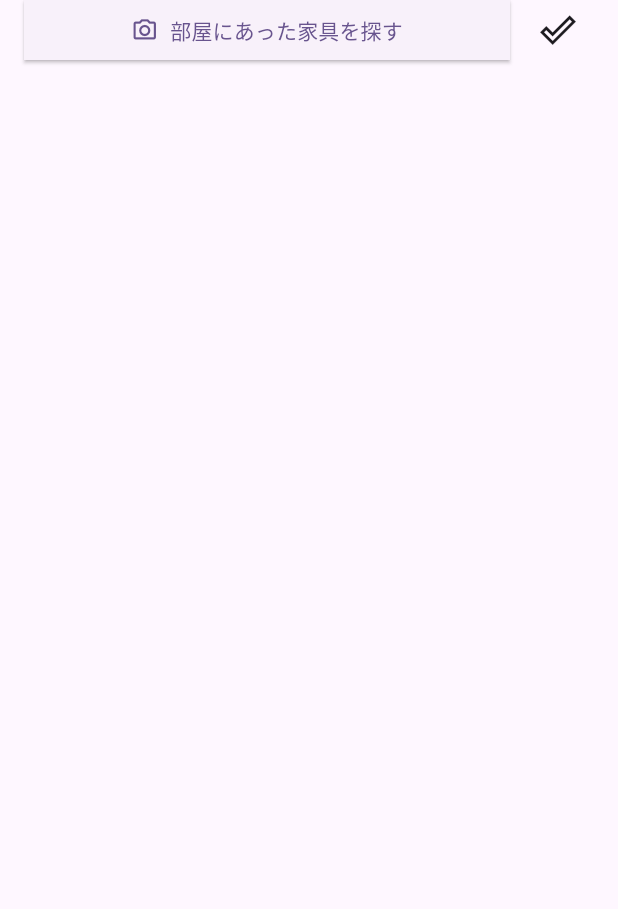
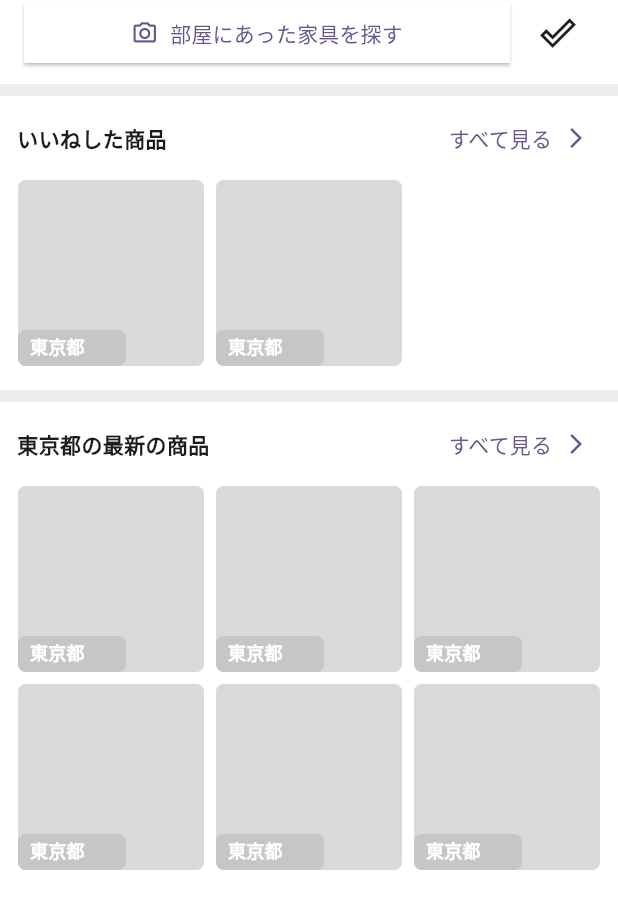
Before and after one commit to naka-c1024/Hack_U_Team1, a Flutter app: the screen it shows after launch, on a phone screen of 412 x 824 dp. Shown: the top 909 px of the screen. Run offline on Flutter 3.47's test engine with Material 3 defaults, Android fonts, the phone set to English and light mode, and no system bars; our stand-ins replace flutter_hooks, hooks_riverpod.

Commit message:
update: トップページの商品一覧を作成

```diff
--- a/client/app/lib/Views/furniture_list_view.dart
+++ b/client/app/lib/Views/furniture_list_view.dart
@@ -8,17 +8,95 @@ class FurnitureListView extends HookConsumerWidget {
   Widget build(BuildContext context, WidgetRef ref) {
     final screenSize = MediaQuery.of(context).size;
 
+    // 家具の写真
+    final furnitureCell = ElevatedButton(
+      onPressed: () {},
+      style: ElevatedButton.styleFrom(
+        backgroundColor: Colors.transparent,
+        padding: EdgeInsets.zero,
+        minimumSize: Size.zero,
+        elevation: 0,
+        shape: RoundedRectangleBorder(
+          borderRadius: BorderRadius.circular(5),
+        ),
+      ),
+      child: Container(
+        height: (screenSize.width - 40) / 3,
+        width: (screenSize.width - 40) / 3,
+        margin: const EdgeInsets.all(4),
+        decoration: BoxDecoration(
+          color: const Color(0xffd9d9d9),
+          borderRadius: BorderRadius.circular(5),
+        ),
+        child: Stack(
+          children: [
+            //TODO: ここに写真が入る
+            Column(
+              mainAxisAlignment: MainAxisAlignment.end,
+              crossAxisAlignment: CrossAxisAlignment.start,
+              children: [
+                Container(
+                  height: 24,
+                  width: 72,
+                  padding: const EdgeInsets.only(left: 8, top: 2),
+                  decoration: BoxDecoration(
+                    color: const Color(0x2b666666),
+                    borderRadius: BorderRadius.circular(5),
+                  ),
+                  child: const Text(
+                    '東京都',
+                    textAlign: TextAlign.start,
+                    style: TextStyle(
+                      fontSize: 12,
+                      color: Color(0xffffffff),
+                      fontWeight: FontWeight.bold,
+                    ),
+                  ),
+                )
+              ],
+            ),
+          ],
+        ),
+      ),
+    );
+
+    // いいねした商品を表示するためのリスト
+    final favoriteList = [
+      furnitureCell,
+      furnitureCell,
+    ];
+
+    // 最新の商品を表示するためのリスト
+    final latestList = [
+      Row(
+        children: [
+          furnitureCell,
+          furnitureCell,
+          furnitureCell,
+        ],
+      ),
+      Row(
+        children: [
+          furnitureCell,
+          furnitureCell,
+          furnitureCell,
+        ],
+      ),
+    ];
+
     return Scaffold(
       appBar: AppBar(
+        backgroundColor: const Color(0xffffffff),
         title: Container(
           height: 60,
-          padding: const EdgeInsets.only(bottom: 16),
+          padding: const EdgeInsets.only(top: 4, bottom: 16),
           child: Row(
             mainAxisAlignment: MainAxisAlignment.center,
             children: [
               ElevatedButton(
                 onPressed: () {},
                 style: ElevatedButton.styleFrom(
+                  backgroundColor: const Color(0xffffffff),
                   shape: const RoundedRectangleBorder(
                     borderRadius: BorderRadius.zero,
                   ),
@@ -47,7 +125,91 @@ class FurnitureListView extends HookConsumerWidget {
           ),
         ),
       ),
-      body: Container(),
+      body: Container(
+        color: const Color(0xffeeeeee),
+        child: SingleChildScrollView(
+          child: Column(
+            children: [
+              const SizedBox(height: 8),
+              // いいねした商品
+              Container(
+                height: 196,
+                padding: const EdgeInsets.only(left: 8, top: 4, right: 8),
+                color: const Color(0xffffffff),
+                child: Column(
+                  mainAxisAlignment: MainAxisAlignment.start,
+                  children: [
+                    // ヘッダー
+                    Row(
+                      mainAxisAlignment: MainAxisAlignment.spaceBetween,
+                      children: [
+                        const Text(
+                          ' いいねした商品',
+                          style: TextStyle(
+                            fontWeight: FontWeight.bold,
+                          ),
+                        ),
+                        TextButton(
+                          onPressed: () {},
+                          child: const Row(
+                            children: [
+                              Text('すべて見る'),
+                              SizedBox(width: 8),
+                              Icon(
+                                size: 16,
+                                Icons.arrow_forward_ios,
+                              ),
+                            ],
+                          ),
+                        ),
+                      ],
+                    ),
+                    Row(children: favoriteList),
+                  ],
+                ),
+              ),
+              const SizedBox(height: 8),
+              // 最新の商品
+              Container(
+                height: 800,
+                padding: const EdgeInsets.only(left: 8, top: 4, right: 8),
+                color: const Color(0xffffffff),
+                child: Column(
+                  mainAxisAlignment: MainAxisAlignment.start,
+                  children: [
+                    // ヘッダー
+                    Row(
+                      mainAxisAlignment: MainAxisAlignment.spaceBetween,
+                      children: [
+                        const Text(
+                          ' 東京都の最新の商品',
+                          style: TextStyle(
+                            fontWeight: FontWeight.bold,
+                          ),
+                        ),
+                        TextButton(
+                          onPressed: () {},
+                          child: const Row(
+                            children: [
+                              Text('すべて見る'),
+                              SizedBox(width: 8),
+                              Icon(
+                                size: 16,
+                                Icons.arrow_forward_ios,
+                              ),
+                            ],
+                          ),
+                        ),
+                      ],
+                    ),
+                    Column(children: latestList),
+                  ],
+                ),
+              ),
+            ],
+          ),
+        ),
+      ),
     );
   }
 }
```
